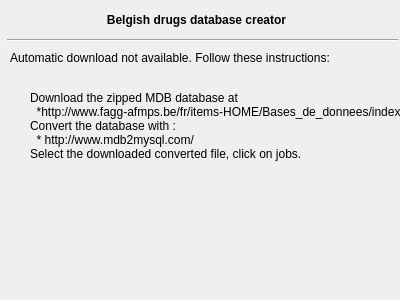
Old version of the form freetoolbox/plugins/drugsdb/belgishdrugsdatabase.ui in the repository FreeHealth/freehealth.
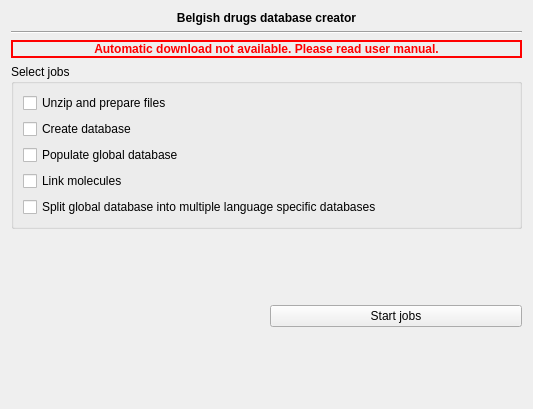
New version of the form.

Commit message: FreeToolBox: - starting Belguish drugs database code

Patch:
```diff
--- a/freetoolbox/plugins/drugsdb/belgishdrugsdatabase.ui
+++ b/freetoolbox/plugins/drugsdb/belgishdrugsdatabase.ui
@@ -6,22 +6,16 @@
    <rect>
     <x>0</x>
     <y>0</y>
-    <width>400</width>
-    <height>300</height>
+    <width>533</width>
+    <height>409</height>
    </rect>
   </property>
   <property name="windowTitle">
    <string>Form</string>
   </property>
+  <layout class="QGridLayout" name="gridLayout_2">
+   <item row="0" column="0" colspan="2">
   <widget class="QLabel" name="label">
-   <property name="geometry">
-    <rect>
-     <x>1</x>
-     <y>10</y>
-     <width>391</width>
-     <height>20</height>
-    </rect>
-   </property>
    <property name="font">
     <font>
      <weight>75</weight>
@@ -35,49 +29,147 @@
     <set>Qt::AlignCenter</set>
    </property>
   </widget>
+   </item>
+   <item row="3" column="0" colspan="2">
   <widget class="QLabel" name="label_2">
-   <property name="geometry">
-    <rect>
-     <x>10</x>
-     <y>50</y>
-     <width>381</width>
-     <height>16</height>
-    </rect>
-   </property>
+     <property name="palette">
+      <palette>
+       <active>
+        <colorrole role="WindowText">
+         <brush brushstyle="SolidPattern">
+          <color alpha="255">
+           <red>255</red>
+           <green>0</green>
+           <blue>0</blue>
+          </color>
+         </brush>
+        </colorrole>
+       </active>
+       <inactive>
+        <colorrole role="WindowText">
+         <brush brushstyle="SolidPattern">
+          <color alpha="255">
+           <red>255</red>
+           <green>0</green>
+           <blue>0</blue>
+          </color>
+         </brush>
+        </colorrole>
+       </inactive>
+       <disabled>
+        <colorrole role="WindowText">
+         <brush brushstyle="SolidPattern">
+          <color alpha="255">
+           <red>69</red>
+           <green>69</green>
+           <blue>69</blue>
+          </color>
+         </brush>
+        </colorrole>
+       </disabled>
+      </palette>
+     </property>
+     <property name="font">
+      <font>
+       <weight>75</weight>
+       <bold>true</bold>
+      </font>
+     </property>
+     <property name="frameShape">
+      <enum>QFrame::Box</enum>
+     </property>
+     <property name="lineWidth">
+      <number>2</number>
+     </property>
    <property name="text">
-    <string>Automatic download not available. Follow these instructions:</string>
-   </property>
-  </widget>
+      <string>Automatic download not available. Please read user manual.</string>
+     </property>
+     <property name="alignment">
+      <set>Qt::AlignCenter</set>
+     </property>
+     <property name="wordWrap">
+      <bool>true</bool>
+     </property>
+     <property name="margin">
+      <number>0</number>
+     </property>
+     <property name="indent">
+      <number>-1</number>
+     </property>
+    </widget>
+   </item>
+   <item row="4" column="0" colspan="2">
+    <widget class="QGroupBox" name="groupBox">
+     <property name="title">
+      <string>Select jobs</string>
+     </property>
+     <layout class="QGridLayout" name="gridLayout">
+      <item row="0" column="0">
+       <widget class="QCheckBox" name="unzip">
+        <property name="text">
+         <string>Unzip and prepare files</string>
+        </property>
+       </widget>
+      </item>
+      <item row="2" column="0">
+       <widget class="QCheckBox" name="populate">
+        <property name="text">
+         <string>Populate global database </string>
+        </property>
+       </widget>
+      </item>
+      <item row="3" column="0">
+       <widget class="QCheckBox" name="linkMols">
+        <property name="text">
+         <string>Link molecules</string>
+        </property>
+       </widget>
+      </item>
+      <item row="4" column="0">
+       <widget class="QCheckBox" name="split">
+        <property name="text">
+         <string>Split global database into multiple language specific databases</string>
+        </property>
+       </widget>
+      </item>
+      <item row="1" column="0">
+       <widget class="QCheckBox" name="createDb">
+        <property name="text">
+         <string>Create database</string>
+        </property>
+       </widget>
+      </item>
+     </layout>
+    </widget>
+   </item>
+   <item row="5" column="0">
+    <spacer name="verticalSpacer">
+     <property name="orientation">
+      <enum>Qt::Vertical</enum>
+     </property>
+     <property name="sizeHint" stdset="0">
+      <size>
+       <width>20</width>
+       <height>40</height>
+      </size>
+     </property>
+    </spacer>
+   </item>
+   <item row="5" column="1">
+    <widget class="QPushButton" name="startJobs">
+     <property name="text">
+      <string>Start jobs</string>
+     </property>
+    </widget>
+   </item>
+   <item row="2" column="0" colspan="2">
   <widget class="Line" name="line">
-   <property name="geometry">
-    <rect>
-     <x>7</x>
-     <y>30</y>
-     <width>391</width>
-     <height>20</height>
-    </rect>
-   </property>
    <property name="orientation">
     <enum>Qt::Horizontal</enum>
    </property>
   </widget>
-  <widget class="QLabel" name="label_3">
-   <property name="geometry">
-    <rect>
-     <x>30</x>
-     <y>80</y>
-     <width>371</width>
-     <height>91</height>
-    </rect>
-   </property>
-   <property name="text">
-    <string>Download the zipped MDB database at 
-  *http://www.fagg-afmps.be/fr/items-HOME/Bases_de_donnees/index.jsp 
-Convert the database with : 
-  * http://www.mdb2mysql.com/ 
-Select the downloaded converted file, click on jobs.</string>
-   </property>
-  </widget>
+   </item>
+  </layout>
  </widget>
  <resources/>
  <connections/>
```
Lines whose indentation alone changed are shown as unchanged. The commit also changes 3 other files.
